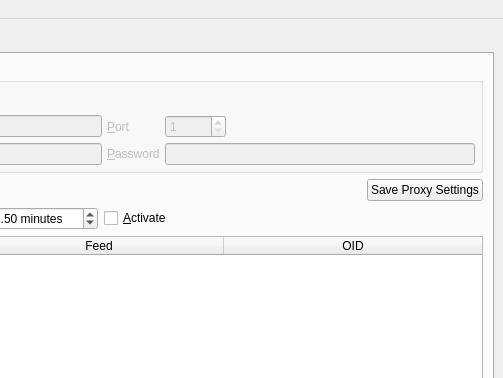
Qt form branches/trunk/UI/spot-on-rss.ui (textbrowser/spot-on) before a commit; both pictures show x 297 to 800 and y 0 to 378 of the 800 by 600 pixel window.
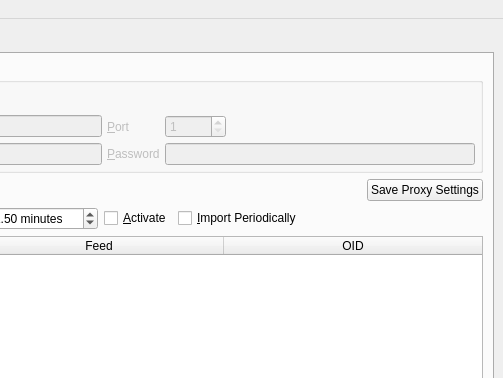
The same form after that commit. Icons and pictures are not drawn. Custom widgets are drawn as their Qt base class.

Commit message: RSS import.

Patch:
```diff
--- a/branches/trunk/UI/spot-on-rss.ui
+++ b/branches/trunk/UI/spot-on-rss.ui
@@ -270,6 +270,19 @@
             </property>
            </widget>
           </item>
+          <item>
+           <widget class="QCheckBox" name="import">
+            <property name="text">
+             <string>&amp;Import Periodically</string>
+            </property>
+            <property name="checkable">
+             <bool>true</bool>
+            </property>
+            <property name="checked">
+             <bool>false</bool>
+            </property>
+           </widget>
+          </item>
           <item>
            <spacer name="horizontalSpacer">
             <property name="orientation">
```
Left out of the diff: 1 changed line with no effect on the pictures. The commit also changes 2 other files.
